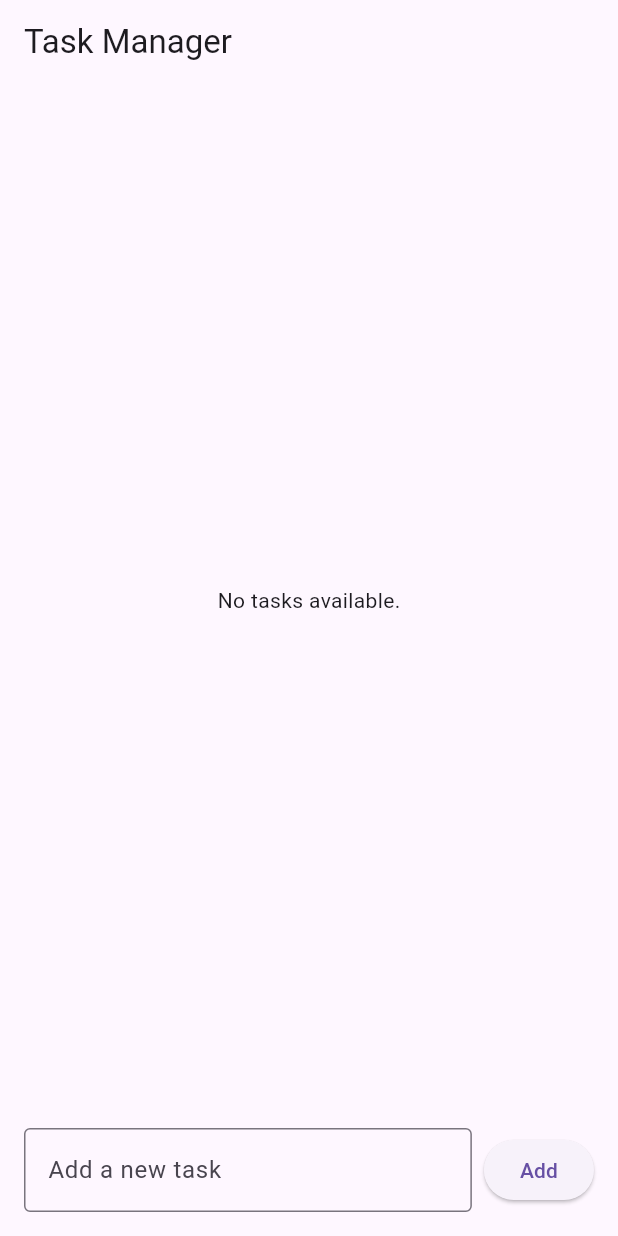
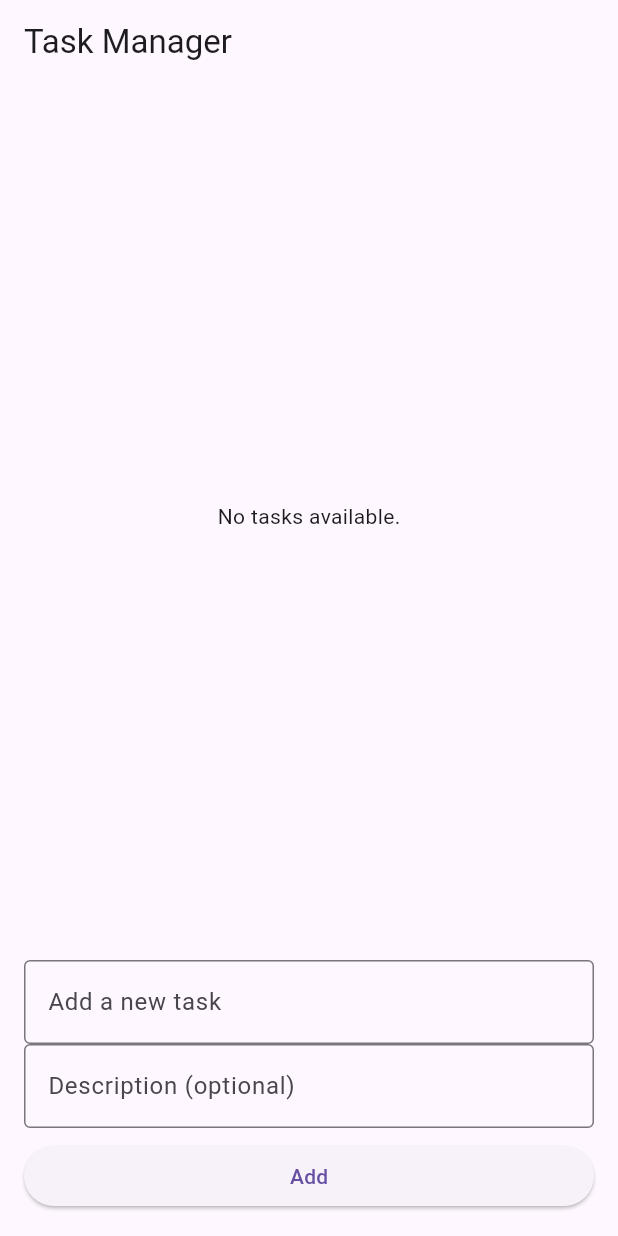
Before and after one commit to cpeaustriajc/tasks_flutter, a Flutter app: the screen it shows after launch, on a phone screen of 412 x 824 dp. Run offline on Flutter 3.47's test engine with Material 3 defaults, Android fonts, the phone set to English and light mode, and no system bars.

Commit message:
feat: delete and add descriptions

```diff
--- a/lib/view_models/task_view_model.dart
+++ b/lib/view_models/task_view_model.dart
@@ -48,5 +48,7 @@ class TaskViewModel extends ChangeNotifier {
 
   Future<void> remove(int id) async {
     await _taskRepository.deleteTask(id);
+    _tasks.removeWhere((task) => task.id == id);
+    notifyListeners();
   }
 }
--- a/lib/views/task_view.dart
+++ b/lib/views/task_view.dart
@@ -3,6 +3,8 @@ import 'package:tasks_flutter/repository/in_memory_task_repository.dart';
 import 'package:tasks_flutter/view_models/task_view_model.dart';
 
 class TaskView extends StatefulWidget {
+  const TaskView({super.key});
+
   @override
   State<TaskView> createState() => _TaskViewState();
 }
@@ -10,6 +12,7 @@ class TaskView extends StatefulWidget {
 class _TaskViewState extends State<TaskView> {
   late final TaskViewModel _taskViewModel;
   final _titleController = TextEditingController();
+  final _descriptionController = TextEditingController();
 
   @override
   void initState() {
@@ -22,6 +25,7 @@ class _TaskViewState extends State<TaskView> {
   void dispose() {
     _taskViewModel.dispose();
     _titleController.dispose();
+    _descriptionController.dispose();
     super.dispose();
   }
 
@@ -62,6 +66,11 @@ class _TaskViewState extends State<TaskView> {
                   subtitle: task.description.isNotEmpty
                       ? Text(task.description)
                       : null,
+                  secondary: IconButton(
+                    tooltip: 'Delete Task',
+                    icon: const Icon(Icons.delete),
+                    onPressed: () => _taskViewModel.remove(task.id),
+                  ),
                 ),
               );
             },
@@ -71,10 +80,10 @@ class _TaskViewState extends State<TaskView> {
       bottomNavigationBar: SafeArea(
         child: Padding(
           padding: const EdgeInsets.fromLTRB(16, 8, 16, 16),
-          child: Row(
+          child: Column(
+            mainAxisSize: MainAxisSize.min,
             children: [
-              Expanded(
-                child: TextField(
+              TextField(
                 controller: _titleController,
                 decoration: const InputDecoration(
                   hintText: 'Add a new task',
@@ -82,9 +91,23 @@ class _TaskViewState extends State<TaskView> {
                 ),
                 onSubmitted: (_) => _add(),
               ),
+              const SizedBox(width: 8),
+              TextField(
+                controller: _descriptionController,
+                decoration: const InputDecoration(
+                  hintText: 'Description (optional)',
+                  border: OutlineInputBorder(),
                 ),
-              const SizedBox(width: 8),
-              ElevatedButton(onPressed: _add, child: const Text('Add')),
+                onSubmitted: (_) => _add(),
+              ),
+              const SizedBox(height: 8),
+              SizedBox(
+                width: double.infinity,
+                child: ElevatedButton(
+                  onPressed: _add,
+                  child: const Text('Add'),
+                ),
+              ),
             ],
           ),
         ),
@@ -94,8 +117,9 @@ class _TaskViewState extends State<TaskView> {
 
   void _add() {
     final title = _titleController.text.trim();
+    final description = _descriptionController.text.trim();
     if (title.isNotEmpty) {
-      _taskViewModel.add(title);
+      _taskViewModel.add(title, description: description);
       _titleController.clear();
     }
   }
```
Lines whose indentation alone changed are shown as unchanged.
